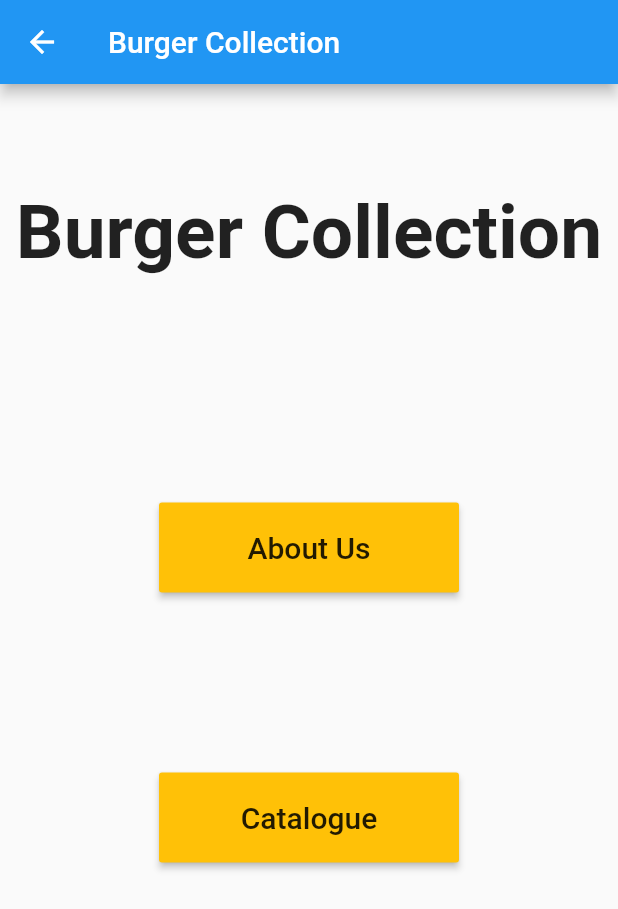
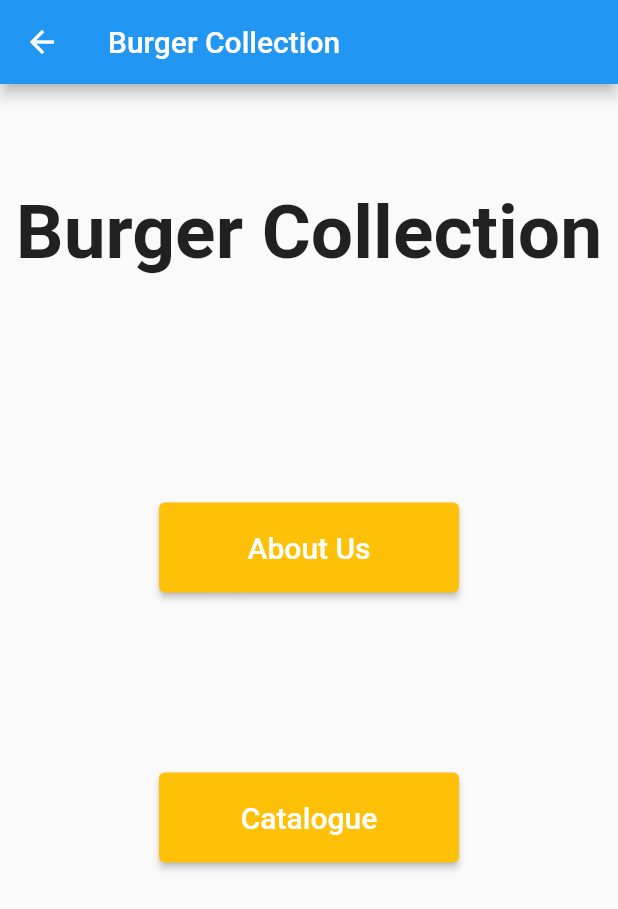
Before and after one commit to MartiDavicino/Flutter-App_Mobile-Devices, a Flutter app: the screen it shows after launch, after a tap on "Home Page", on a phone screen of 412 x 824 dp. Shown: the top 909 px of the screen. Run offline on Flutter 3.47's test engine with Material 2 defaults, Android fonts, the phone set to English and light mode, and no system bars; our stand-ins replace cloud_firestore, firebase_core; accounts and stored records are empty.

Commit message:
Arrego problema de compilación
- Había un import en main.dart que cargaba firebase_core_web/...
  Ese es el que generaba el error (al importar por su lado dart:html).

- He arreglado también un montón de warnings (todos excepto 2).

```diff
--- a/App prototype/app_prototype/lib/config.dart
+++ b/App prototype/app_prototype/lib/config.dart
@@ -1,5 +1,3 @@
-import 'dart:ui';
-
 import 'package:flutter/material.dart';
 
 class Configurations {
--- a/App prototype/app_prototype/lib/homepage.dart
+++ b/App prototype/app_prototype/lib/homepage.dart
@@ -20,10 +20,10 @@ class HomePage extends StatelessWidget {
         child: Column(
           children: [
             const Header("Burger Collection"),
-            HomePageButton("About Us",
-                MaterialPageRoute(builder: (context) => AboutUs(doc))),
-            HomePageButton("Catalogue",
-                MaterialPageRoute(builder: (context) => Catalogue(doc))),
+            HomePageButton(
+                "About Us", MaterialPageRoute(builder: (context) => AboutUs(doc))),
+            HomePageButton(
+                "Catalogue", MaterialPageRoute(builder: (context) => Catalogue(doc))),
           ],
         ),
       ),
@@ -45,9 +45,11 @@ class HomePageButton extends StatelessWidget {
     return Container(
       height: 60,
       width: 200,
-      margin: EdgeInsets.fromLTRB(0, 60, 0, 60),
-      child: RaisedButton(
-        color: configurations.mainColor,
+      margin: const EdgeInsets.fromLTRB(0, 60, 0, 60),
+      child: ElevatedButton(
+        style: ElevatedButton.styleFrom(
+          primary: configurations.mainColor,
+        ),
         onPressed: () {
           Navigator.of(context).push(route);
         },
--- a/App prototype/app_prototype/lib/main.dart
+++ b/App prototype/app_prototype/lib/main.dart
@@ -1,9 +1,7 @@
-import 'package:app_prototype/catalogue.dart';
+import 'package:app_prototype/homepage.dart';
 import 'package:cloud_firestore/cloud_firestore.dart';
+import 'package:firebase_core/firebase_core.dart';
 import 'package:flutter/material.dart';
-import 'package:app_prototype/homepage.dart';
-import 'package:firebase_core/firebase_core.dart';
-import 'package:firebase_core_web/firebase_core_web.dart';
 
 import 'config.dart';
 
@@ -24,9 +22,11 @@ void main() async {
 
 class MyApp extends StatelessWidget {
   final Future<FirebaseApp> _initialization = Firebase.initializeApp();
-  final db =
-      FirebaseFirestore.instance.doc("/Data/ZqaA5SR06h9mGHgl7sDE").snapshots();
+  final db = FirebaseFirestore.instance.doc("/Data/ZqaA5SR06h9mGHgl7sDE").snapshots();
   dynamic doc;
+
+  MyApp({Key? key}) : super(key: key);
+
   @override
   Widget build(BuildContext context) {
     return FutureBuilder(
@@ -37,8 +37,7 @@ class MyApp extends StatelessWidget {
             theme: ThemeData(primaryColor: configurations.mainColor),
             home: Scaffold(
               body: Center(
-                  child: Text(snapshot.error.toString(),
-                      textDirection: TextDirection.ltr),
+                child: Text(snapshot.error.toString(), textDirection: TextDirection.ltr),
               ),
             ),
           );
@@ -47,19 +46,16 @@ class MyApp extends StatelessWidget {
           // FIREBASE IS BEING INITIALIZED
           return MaterialApp(
             home: Scaffold(
-                body: Container(
-                  child: Column(
+              body: Column(
                 children: [
                   const Header("Burger collection"),
                   StreamBuilder(
                       stream: db,
                       builder: (BuildContext context,
-                              AsyncSnapshot<
-                                      DocumentSnapshot<Map<String, dynamic>>>
+                          AsyncSnapshot<DocumentSnapshot<Map<String, dynamic>>>
                               snapshot) {
                         if (!snapshot.hasData) {
-                              return const Center(
-                                  child: CircularProgressIndicator());
+                          return const Center(child: CircularProgressIndicator());
                         }
                         doc = snapshot.data!.data();
                         if (doc != null) {
@@ -72,23 +68,22 @@ class MyApp extends StatelessWidget {
                     "Home Page",
                     MaterialPageRoute(builder: (context) => HomePage(doc)),
                   ),
-                      LogoAnimation(),
+                  const LogoAnimation(),
                 ],
-                  ),
               ),
             ),
           );
         }
         // Loading Connection
-          return MaterialApp(
+        return const MaterialApp(
           home: Scaffold(
             body: Center(
-              child: Container(
-                child: const Text("Loading..."),
+              child: Text("Loading..."),
             ),
           ),
-          ));
-        });
+        );
+      },
+    );
   }
 }
 
@@ -97,8 +92,7 @@ class LogoAnimation extends StatefulWidget {
   const LogoAnimation({Key? key}) : super(key: key);
 
   @override
-  _AnimatedRotatingGalaxyDemoState createState() =>
-      _AnimatedRotatingGalaxyDemoState();
+  _AnimatedRotatingGalaxyDemoState createState() => _AnimatedRotatingGalaxyDemoState();
 }
 
 class _AnimatedRotatingGalaxyDemoState extends State<LogoAnimation>
```
Also changed, not shown: App prototype/app_prototype/lib/aboutus.dart (+14 -17 lines), App prototype/app_prototype/lib/burgerdetail.dart (+26 -28 lines), App prototype/app_prototype/lib/catalogue.dart (+8 -8 lines). Lines whose indentation alone changed are shown as unchanged.
